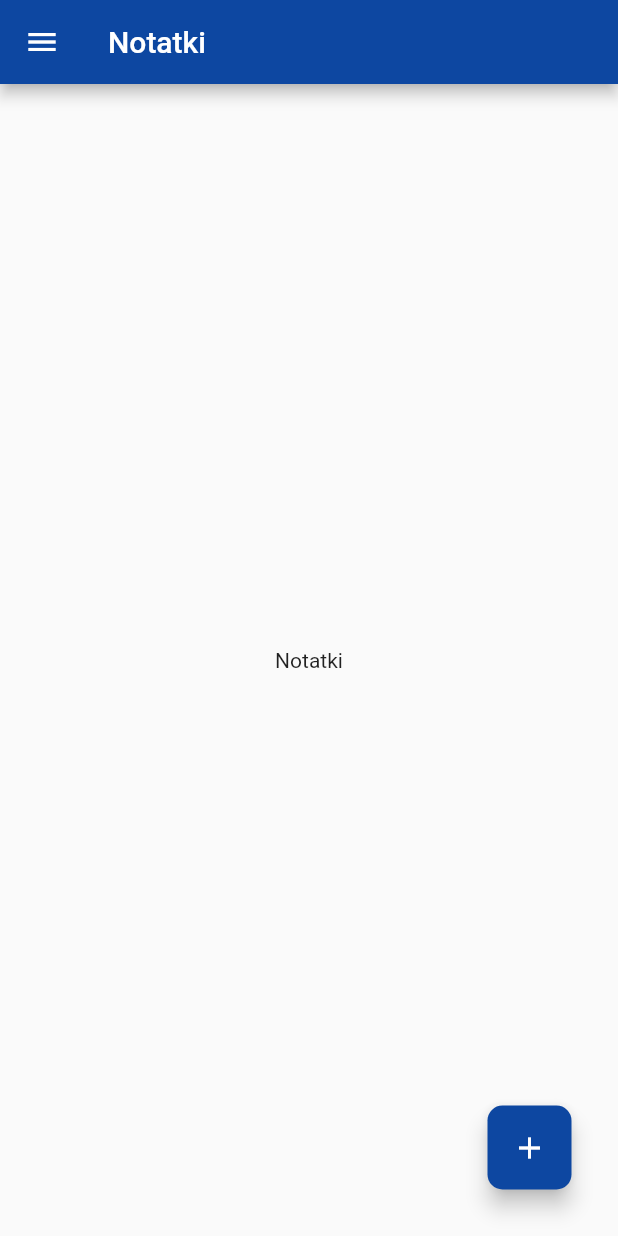
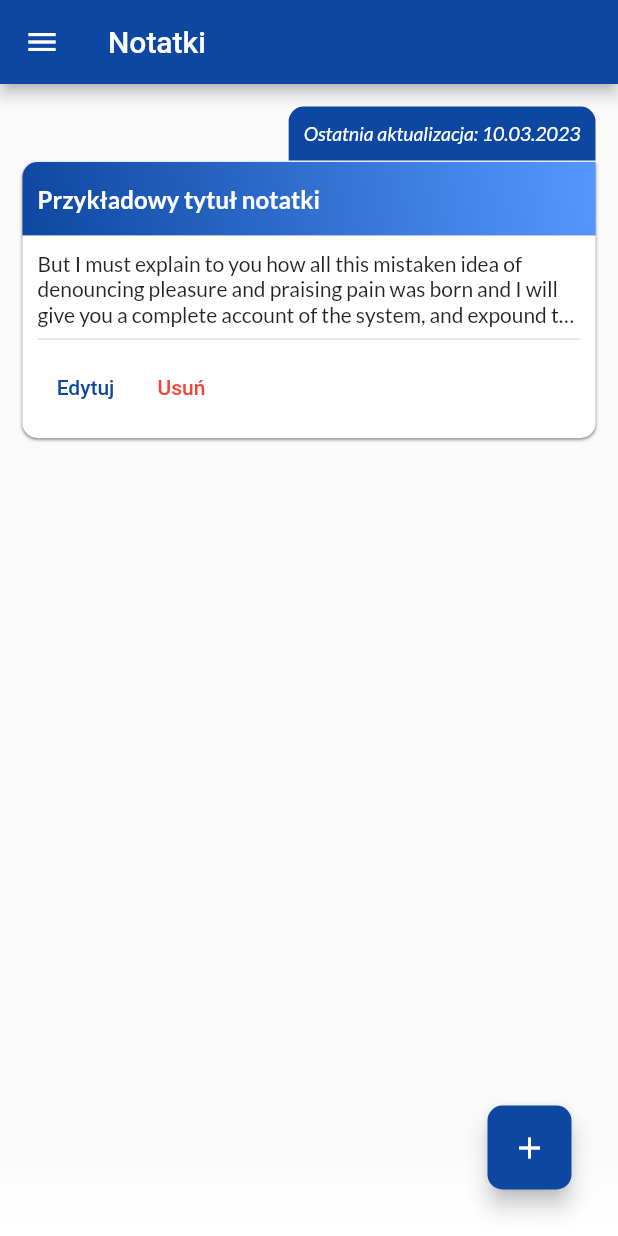
Before and after one commit to piotrpeczkowski/sw_planner, a Flutter app: the screen it shows after launch, in the side drawer, after a tap on "Edytuj", on a phone screen of 412 x 824 dp. Run offline on Flutter 3.47's test engine with Material 2 defaults, Android fonts, the light colour scheme and no system bars; our stand-ins replace google_fonts; Roboto replaces fonts that are missing (Kanit).

Commit message:
Add note widget for displaying notes

```diff
--- a/lib/features/notes_page/pages/notes.dart
+++ b/lib/features/notes_page/pages/notes.dart
@@ -1,5 +1,7 @@
 import 'package:flutter/material.dart';
+import 'package:google_fonts/google_fonts.dart';
 import 'package:sw_planner/features/add_note/pages/add_note.dart';
+import 'package:sw_planner/features/notes_page/widgets/note_widget.dart';
 import 'package:sw_planner/features/widgets/custom_drawer.dart';
 
 class NotesPage extends StatelessWidget {
@@ -11,7 +13,7 @@ class NotesPage extends StatelessWidget {
   Widget build(BuildContext context) {
     return Scaffold(
       appBar: AppBar(
-        title: const Text('Notatki'),
+        title: Text('Notatki', style: GoogleFonts.kanit()),
       ),
       drawer: const CustomDrawer(),
       floatingActionButton: AddNoteButton(
@@ -23,8 +25,35 @@ class NotesPage extends StatelessWidget {
           );
         },
       ),
-      body: const Center(
-        child: Text('Notatki'),
+      body: Stack(
+        alignment: Alignment.topCenter,
+        fit: StackFit.expand,
+        children: [
+          ListView(
+            children: const [
+              //Text('Notatki'),
+              NoteWidget(),
+            ],
+          ),
+          Positioned(
+            bottom: 0,
+            child: Container(
+              width: MediaQuery.of(context).size.width,
+              height: MediaQuery.of(context).size.height * 0.07,
+              decoration: BoxDecoration(
+                gradient: LinearGradient(
+                  begin: Alignment.bottomCenter,
+                  end: Alignment.topCenter,
+                  colors: [
+                    Colors.white,
+                    Colors.white70,
+                    Colors.white.withOpacity(0.02)
+                  ],
+                ),
+              ),
+            ),
+          ),
+        ],
       ),
     );
   }
--- /dev/null
+++ b/lib/features/notes_page/widgets/note_widget.dart
@@ -0,0 +1,231 @@
+import 'package:flutter/material.dart';
+import 'package:google_fonts/google_fonts.dart';
+
+class NoteWidget extends StatefulWidget {
+  const NoteWidget({
+    super.key,
+  });
+
+  @override
+  State<NoteWidget> createState() => _NoteWidgetState();
+}
+
+class _NoteWidgetState extends State<NoteWidget> {
+  bool isNoteDescriptionTapped = false;
+  bool isNoteTitleTapped = false;
+  int noteDescriptionMaxLines = 3;
+  int noteTitleMaxLines = 1;
+  @override
+  Widget build(BuildContext context) {
+    return NoteWidgetBody(
+      noteId: '',
+      noteTitle: 'Przykładowy tytuł notatki',
+      noteEditDate: '10.03.2023',
+      noteDeadlineDate: '31.03.2023, 15:00',
+      notePriority: 'Niski',
+      noteDescription:
+          'But I must explain to you how all this mistaken idea of denouncing pleasure and praising pain was born and I will give you a complete account of the system, and expound the actual teachings of the great explorer of the truth, the master-builder of human happiness.',
+      noteDescriptionMaxLines: noteDescriptionMaxLines,
+      noteTitleMaxLines: noteTitleMaxLines,
+      onNoteDescriptionTap: () {
+        setState(() {
+          if (isNoteDescriptionTapped == false) {
+            isNoteDescriptionTapped = true;
+            isNoteTitleTapped = true;
+            noteDescriptionMaxLines = 15;
+            noteTitleMaxLines = 3;
+          } else {
+            isNoteDescriptionTapped = false;
+            isNoteTitleTapped = false;
+            noteDescriptionMaxLines = 3;
+            noteTitleMaxLines = 1;
+          }
+        });
+      },
+      onNoteTitleTap: () {
+        setState(() {
+          if (isNoteTitleTapped == false) {
+            isNoteTitleTapped = true;
+            isNoteDescriptionTapped = true;
+            noteTitleMaxLines = 3;
+            noteDescriptionMaxLines = 15;
+          } else {
+            isNoteTitleTapped = false;
+            isNoteDescriptionTapped = false;
+            noteTitleMaxLines = 1;
+            noteDescriptionMaxLines = 3;
+          }
+        });
+      },
+    );
+  }
+}
+
+class NoteWidgetBody extends StatelessWidget {
+  const NoteWidgetBody({
+    required this.noteId,
+    required this.noteTitle,
+    required this.noteEditDate,
+    required this.noteDeadlineDate,
+    required this.notePriority,
+    required this.noteDescription,
+    required this.noteDescriptionMaxLines,
+    required this.noteTitleMaxLines,
+    required this.onNoteDescriptionTap,
+    required this.onNoteTitleTap,
+    super.key,
+  });
+
+  final String noteId;
+  final String noteTitle;
+  final String noteEditDate;
+  final String noteDeadlineDate;
+  final String notePriority;
+  final String noteDescription;
+  final int noteDescriptionMaxLines;
+  final int noteTitleMaxLines;
+  final Function() onNoteDescriptionTap;
+  final Function() onNoteTitleTap;
+
+  @override
+  Widget build(BuildContext context) {
+    return Column(
+      children: [
+        Padding(
+          padding: const EdgeInsets.only(
+            right: 15,
+            top: 15,
+            bottom: 1,
+          ),
+          child: Align(
+            alignment: Alignment.centerRight,
+            child: Container(
+              padding: const EdgeInsets.all(10),
+              decoration: const BoxDecoration(
+                borderRadius: BorderRadius.only(
+                  topLeft: Radius.circular(10),
+                  topRight: Radius.circular(10),
+                ),
+                color: Color.fromARGB(255, 13, 71, 161),
+              ),
+              child: Text(
+                'Ostatnia aktualizacja: $noteEditDate',
+                style: GoogleFonts.lato(
+                  color: Colors.white,
+                  fontSize: 13,
+                  fontStyle: FontStyle.italic,
+                ),
+              ),
+            ),
+          ),
+        ),
+        Container(
+          margin: const EdgeInsets.symmetric(horizontal: 15),
+          decoration: BoxDecoration(
+            borderRadius: const BorderRadius.only(
+              topLeft: Radius.circular(10),
+              bottomLeft: Radius.circular(10),
+              bottomRight: Radius.circular(10),
+            ),
+            boxShadow: [
+              BoxShadow(
+                color: Colors.black.withOpacity(0.4),
+                spreadRadius: 0.2,
+                blurRadius: 1.0,
+                offset: const Offset(0, 1),
+              ),
+            ],
+          ),
+          child: Column(
+            children: [
+              GestureDetector(
+                onTap: onNoteTitleTap,
+                child: Container(
+                  padding: const EdgeInsets.all(10),
+                  width: double.infinity,
+                  decoration: const BoxDecoration(
+                    borderRadius: BorderRadius.only(
+                      topLeft: Radius.circular(10),
+                    ),
+                    gradient: LinearGradient(
+                      begin: Alignment.bottomLeft,
+                      end: Alignment.topRight,
+                      colors: [
+                        Color.fromARGB(255, 13, 71, 161),
+                        Color.fromARGB(255, 84, 152, 255),
+                      ],
+                    ),
+                  ),
+                  child: Column(
+                    crossAxisAlignment: CrossAxisAlignment.start,
+                    children: [
+                      Padding(
+                        padding: const EdgeInsets.only(top: 5, bottom: 5),
+                        child: Text(
+                          noteTitle,
+                          overflow: TextOverflow.ellipsis,
+                          maxLines: noteTitleMaxLines,
+                          style: GoogleFonts.lato(
+                            color: Colors.white,
+                            fontSize: 16,
+                            fontWeight: FontWeight.bold,
+                          ),
+                        ),
+                      ),
+                    ],
+                  ),
+                ),
+              ),
+              Container(
+                padding: const EdgeInsets.all(10),
+                width: double.infinity,
+                decoration: const BoxDecoration(
+                  borderRadius: BorderRadius.only(
+                    bottomLeft: Radius.circular(10),
+                    bottomRight: Radius.circular(10),
+                  ),
+                  color: Colors.white,
+                ),
+                child: Column(
+                  crossAxisAlignment: CrossAxisAlignment.start,
+                  children: [
+                    GestureDetector(
+                      onTap: onNoteDescriptionTap,
+                      child: Column(
+                        crossAxisAlignment: CrossAxisAlignment.start,
+                        children: [
+                          Text(
+                            noteDescription,
+                            style: GoogleFonts.lato(),
+                            overflow: TextOverflow.ellipsis,
+                            maxLines: noteDescriptionMaxLines,
+                            textAlign: TextAlign.left,
+                          ),
+                        ],
+                      ),
+                    ),
+                    const Divider(thickness: 1.0),
+                    Row(
+                      mainAxisAlignment: MainAxisAlignment.start,
+                      children: [
+                        TextButton(
+                          onPressed: () {},
+                          child: Text('Edytuj', style: GoogleFonts.kanit()),
+                        ),
+                        TextButton(
+                          onPressed: () {},
+                          child: Text('Usuń',
+                              style: GoogleFonts.kanit(color: Colors.red)),
+                        )
+                      ],
+                    )
+                  ],
+                ),
+              ),
+            ],
+          ),
+        ),
+      ],
+    );
+  }
+}
```
